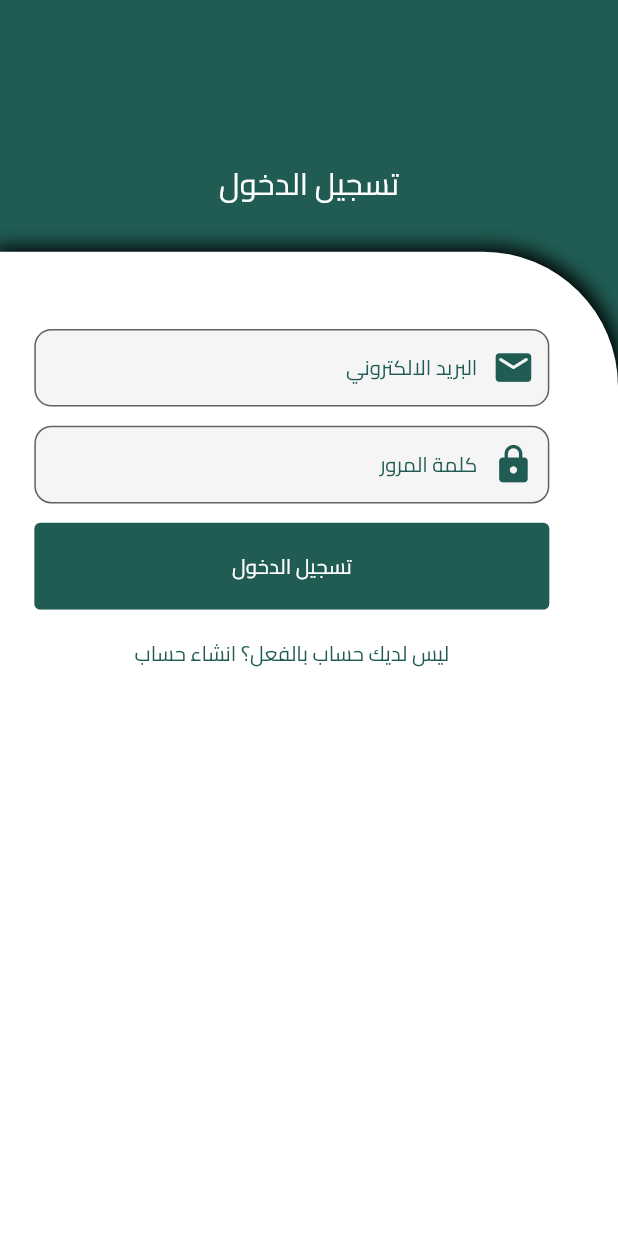
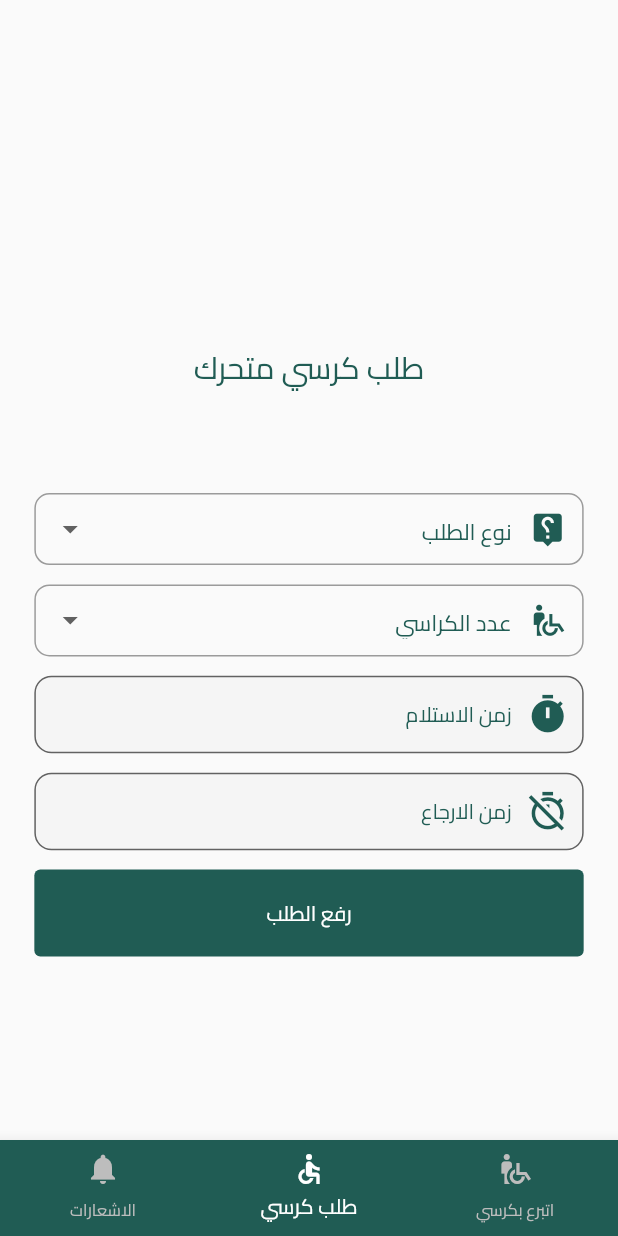
Before and after one commit to ReemAlharbey/Aoun, a Flutter app: the LoggingPage screen opened directly, after a tap on "تسجيل الدخول", on a phone screen of 412 x 824 dp. Run offline on Flutter 3.47's test engine with Material 2 defaults, Android fonts, the phone set to English and light mode, and no system bars; our stand-ins replace device_preview, flutter_screenutil, shared_preferences; accounts and stored records are empty.

Commit message:
add request page

```diff
--- a/lib/UserAccount/LoggingPage.dart
+++ b/lib/UserAccount/LoggingPage.dart
@@ -5,6 +5,7 @@ import 'package:aoun/Widget/Colors.dart';
 import 'package:aoun/Widget/Controller.dart';
 import 'package:aoun/Widget/Icons.dart';
 import 'package:aoun/Widget/widget.dart';
+import 'package:aoun/home/userHomePage/userHomePage.dart';
 import 'package:flutter/material.dart';
 import 'package:flutter_screenutil/flutter_screenutil.dart';
 
@@ -47,7 +48,7 @@ class _LoggingPageState extends State<LoggingPage> {
                         drowTextField(context, passIcon, translatedData(context, "password"),true, passController, (val){}),
                         SizedBox(height: 10.h),
 
-                        drowButtoms(context, translatedData(context, "sign in"), 12, white, (){},backgrounColor:deepGreen),
+                        drowButtoms(context, translatedData(context, "sign in"), 12, white, (){goTopageReplacement(context, userHomePage());},backgrounColor:deepGreen),
                         drowButtoms(context, translatedData(context, "Don't have an account? Create an account"), 12, deepGreen, (){
                           goTopageReplacement(context, SingUpPage());
                         },backgrounColor:white)
--- a/lib/Widget/Icons.dart
+++ b/lib/Widget/Icons.dart
@@ -7,11 +7,15 @@ IconData iDIcon=Icons.assignment_ind_rounded;
 IconData langIcon=Icons.translate_sharp;
 IconData emailIcon=Icons.email_rounded;
 IconData phoneIcon=Icons.call;
+IconData starTime=Icons.timer;
+IconData endTime=Icons.timer_off_outlined;
 IconData collegIcon=Icons.location_city_rounded;
 IconData levelIcon=Icons.reduce_capacity_rounded;
 IconData notificationsIcon=Icons.notifications;
 IconData homeIcon=Icons.home;
 IconData requstIcon=Icons.list_alt_outlined;
+IconData requestType=Icons.live_help;
+IconData chairNumber=Icons.wheelchair_pickup;
 Icon noIcon=Icon(Icons.add,size: 0);
 Icon showPassIcon=Icon(Icons.remove_red_eye);
 Icon hiddPassIcon=Icon(Icons.visibility_off_sharp);
--- a/lib/Widget/widget.dart
+++ b/lib/Widget/widget.dart
@@ -179,8 +179,7 @@ Widget drowTextField(
 Widget langButtom(context, {IconData icon}) {
   return DropdownButton(
     elevation: 20,
-      underline: SizedBox(),
-
+    underline: SizedBox(),
     dropdownColor: gray,
     iconSize: 20.sp,
     icon: Icon(icon, color: white),
@@ -198,3 +197,45 @@ Widget langButtom(context, {IconData icon}) {
     },
   );
 }
+
+// combo box============================================================abstract
+Widget drowMenu(String insiValue, IconData icon,List<String> item) {
+  return Container(
+    child: DropdownButtonFormField<String>(
+      // validator: validator,
+      //elevation: 20,
+
+      hint: Text(
+        "$insiValue",
+        style: TextStyle(
+          color: deepGreen,
+          fontSize: 13.sp,
+        ),
+      ),
+      dropdownColor: white,
+
+      items: item.map((type) => DropdownMenuItem(
+                //  alignment: Alignment.center,
+                value: type,
+                child: Text(
+                  type,
+                  style: TextStyle(
+                    color: deepGreen,
+                    fontSize: 13.sp,
+                  ),
+                ),
+              ))
+          .toList(),
+      decoration: InputDecoration(
+        contentPadding: const EdgeInsets.all(8.0),
+        prefixIcon: Icon(icon, color: deepGreen, size: 25),
+        border: OutlineInputBorder(
+          borderRadius: BorderRadius.circular(10.0),
+        ),
+      ),
+      onChanged: (catogary) {
+        print(catogary);
+      },
+    ),
+  );
+}
--- /dev/null
+++ b/lib/home/userHomePage/donateWheelchair.dart
@@ -0,0 +1,20 @@
+import 'package:flutter/material.dart';
+
+class donateWheelchar extends StatefulWidget {
+  donateWheelchar({Key key}) : super(key: key);
+
+  @override
+  State<donateWheelchar> createState() => _donateWheelcharState();
+}
+
+class _donateWheelcharState extends State<donateWheelchar> {
+  @override
+  Widget build(BuildContext context) {
+    return Scaffold(
+        body: Container(
+      child: Center(
+        child: Text("التبرع بكرسي متحرك"),
+      ),
+    ));
+  }
+}
--- /dev/null
+++ b/lib/home/userHomePage/notification.dart
@@ -0,0 +1,17 @@
+
+import 'package:flutter/material.dart';
+
+// ignore: camel_case_types
+class notification extends StatefulWidget {
+  notification({Key key}) : super(key: key);
+
+  @override
+  State<notification> createState() => _notificationState();
+}
+
+class _notificationState extends State<notification> {
+  @override
+  Widget build(BuildContext context) {
+    return Scaffold(body:Container(child: Center(child: Text("الاشعارت"),),));
+  }
+}
--- /dev/null
+++ b/lib/home/userHomePage/requestWheelchair.dart
@@ -0,0 +1,80 @@
+import 'package:aoun/TransilatClass/getTranselaitData.dart';
+import 'package:aoun/UserAccount/LoggingPage.dart';
+import 'package:aoun/Widget/Colors.dart';
+import 'package:aoun/Widget/Controller.dart';
+import 'package:aoun/Widget/Icons.dart';
+import 'package:aoun/Widget/widget.dart';
+import 'package:flutter/material.dart';
+import 'package:flutter_screenutil/flutter_screenutil.dart';
+
+class requestWheelchar extends StatefulWidget {
+  requestWheelchar({Key key}) : super(key: key);
+
+  @override
+  State<requestWheelchar> createState() => _requestWheelcharState();
+}
+
+class _requestWheelcharState extends State<requestWheelchar> {
+  List<String> item=["يدون مساعد","مساعد"];
+   List<String> chair=["1","2","3"];
+  TimeOfDay selectedstarTime = TimeOfDay.now();
+  @override
+  Widget build(BuildContext context) {
+    return Scaffold(
+
+        body: Center(
+              child: SingleChildScrollView(
+                child: Column(
+
+                  children: [
+                    SizedBox(height: 80.h,),
+
+                    drowText(context, "طلب كرسي متحرك", 18,color: deepGreen),
+                     SizedBox(height: 10.h),
+                    Padding(
+                      padding:  EdgeInsets.only(left:20.w,right: 20.w,top:40.h),
+                      child: Column(
+                         crossAxisAlignment: CrossAxisAlignment.stretch,
+                        children: [
+                          // Image(image: AssetImage("assets/image/logo.png"),height: 150.h,width: 150.w),
+                         drowMenu("نوع الطلب",requestType,item),
+                          SizedBox(height: 10.h),
+                         drowMenu("عدد الكراسي",chairNumber,chair),
+                          SizedBox(height: 10.h),
+                          drowTextField(context, starTime,"زمن الاستلام",true, passController, (val){},onTap: (){
+                             _selectStarTime(context);
+                          }),
+                          SizedBox(height: 10.h),
+                          drowTextField(context, endTime,"زمن الارجاع",true, passController, (val){},onTap: (){
+                            _selectStarTime(context);
+                          }),
+                          SizedBox(height: 10.h),
+
+                          drowButtoms(context,"رفع الطلب", 12, white, (){},backgrounColor:deepGreen),
+
+                          ],
+                      ),
+                    ),
+
+
+
+
+                  ],
+                ),
+              )));
+  }
+  // show clock----------------------------------------------------
+   _selectStarTime(BuildContext context) async {
+    final TimeOfDay timeOfDay = await showTimePicker(
+      context: context,
+      initialTime: selectedstarTime,
+      initialEntryMode: TimePickerEntryMode.dial,
+    );
+    if (timeOfDay != null) {
+      setState(() {
+        selectedstarTime = timeOfDay;
+
+      });
+    }
+  }
+}
--- /dev/null
+++ b/lib/home/userHomePage/userHomePage.dart
@@ -0,0 +1,72 @@
+
+import 'package:aoun/Widget/Colors.dart';
+import 'package:flutter/material.dart';
+
+import 'RequestWheelchair.dart';
+import 'donateWheelchair.dart';
+import 'notification.dart';
+class userHomePage extends StatefulWidget {
+  userHomePage({Key key}) : super(key: key);
+
+  @override
+  State<userHomePage> createState() => _userHomePageState();
+}
+
+class _userHomePageState extends State<userHomePage> {
+  @override
+   int _selectedIndex = 1;
+  final List page = [
+
+    donateWheelchar(),
+    requestWheelchar(),
+    notification(),
+
+  ];
+  @override
+  Widget build(BuildContext context) {
+    return Directionality(
+      textDirection: TextDirection.rtl,
+      child: Scaffold(
+        body: page[_selectedIndex],
+        bottomNavigationBar: BottomNavigationBar(
+          type: BottomNavigationBarType.fixed,
+          backgroundColor:deepGreen,
+          selectedFontSize: 14,
+          selectedItemColor: white,
+          unselectedItemColor: Colors.grey[400],
+          unselectedFontSize: 11,
+
+          currentIndex: _selectedIndex,
+          onTap: onTabTapped,
+          items: const [
+
+            BottomNavigationBarItem(
+              icon: Icon(Icons.wheelchair_pickup),
+              label: "اتبرع بكرسي",
+            ),
+            BottomNavigationBarItem(
+              icon: Icon(Icons.accessible),
+              label: "طلب كرسي",
+            ),
+
+            BottomNavigationBarItem(
+              icon: Icon(Icons.notifications),
+              label: "الاشعارات",
+            ),
+
+
+
+          ],
+        ),
+      ),
+    );
+  }
+
+  void onTabTapped(int index) {
+    setState(() {
+      _selectedIndex = index;
+    });
+  }
+}
+
+//"${snapshat.data.docs[i].data()['ordersName'][j]}"
```
